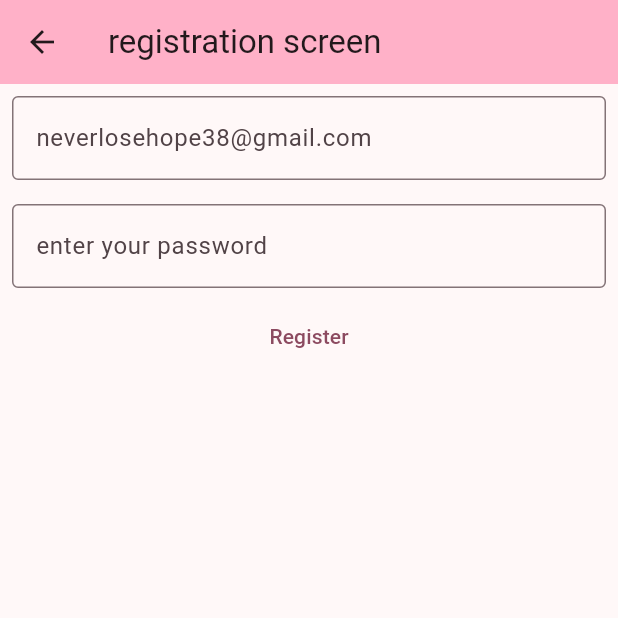
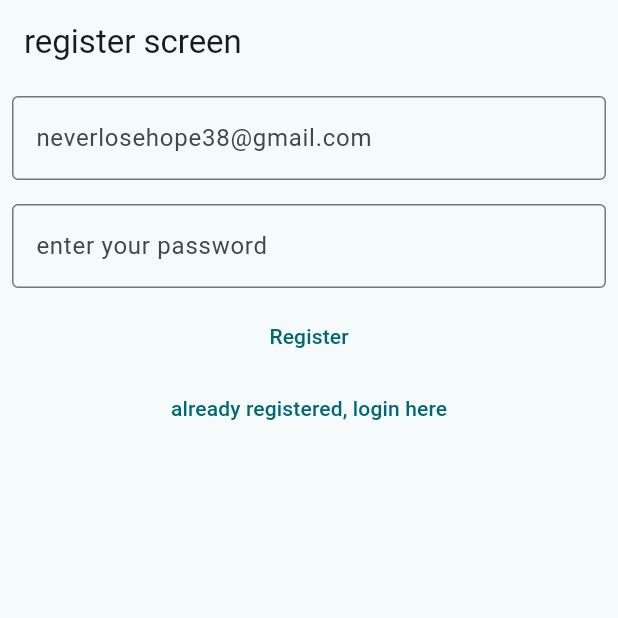
Before and after one commit to syedmoeen123/notes, a Flutter app: the register_view screen opened directly, on a phone screen of 412 x 824 dp, the top half of it. Run offline on Flutter 3.47's test engine with Material 3 defaults, Android fonts, the phone set to English and light mode, and no system bars; our stand-ins replace firebase_auth, firebase_core; accounts and stored records are empty.

Commit message:
second commit

```diff
--- a/lib/views/register.dart
+++ b/lib/views/register.dart
@@ -31,16 +31,9 @@ class _register_viewState extends State<register_view> {
 
     return Scaffold(
       appBar: AppBar(
-
-        backgroundColor: Theme.of(context).colorScheme.inversePrimary,
-
-        title: Text("registration screen"),
+        title: Text("register screen"),
       ),
-      body: FutureBuilder(
-        future:  Firebase.initializeApp(
-          options: DefaultFirebaseOptions.currentPlatform,),
-        builder:(context,snapshot){
-          return Column(
+      body: Column(
 
         children: <Widget>[
           Padding(
@@ -86,13 +79,13 @@ class _register_viewState extends State<register_view> {
 
             },
             child: Text('Register'),
-              )
+          ),
+          TextButton(onPressed: (){
+            Navigator.of(context).pushNamedAndRemoveUntil("/login/", (route) => false);
+          },
+              child:Text("already registered, login here") )
         ],
-          );
-        }
-        ,
       ),
-      // This trailing comma makes auto-formatting nicer for build methods.
     );
   }
 }
```
Also changed, not shown: lib/email_verification.dart (added, +29 -0 lines), lib/main.dart (+23 -13 lines), lib/views/login.dart (+10 -16 lines). Lines whose indentation alone changed are shown as unchanged.
